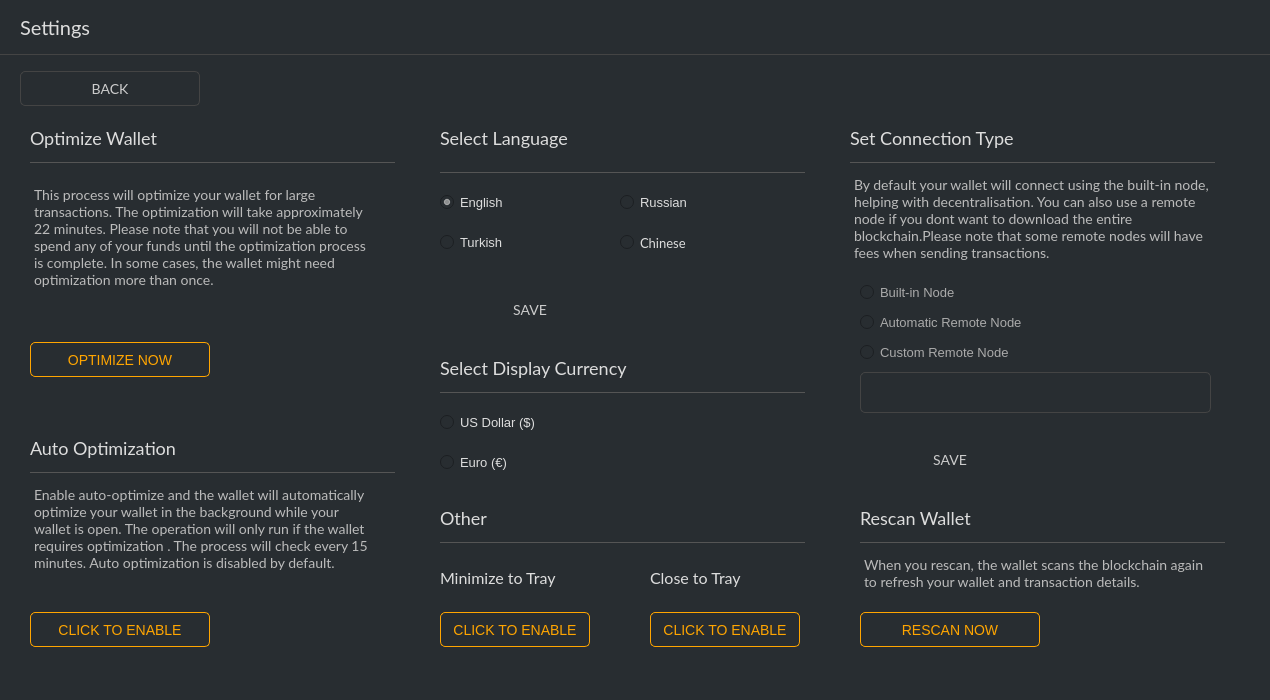
Qt form src/gui/ui/bankingframe2.ui (ConcealNetwork/conceal-desktop) before a commit.
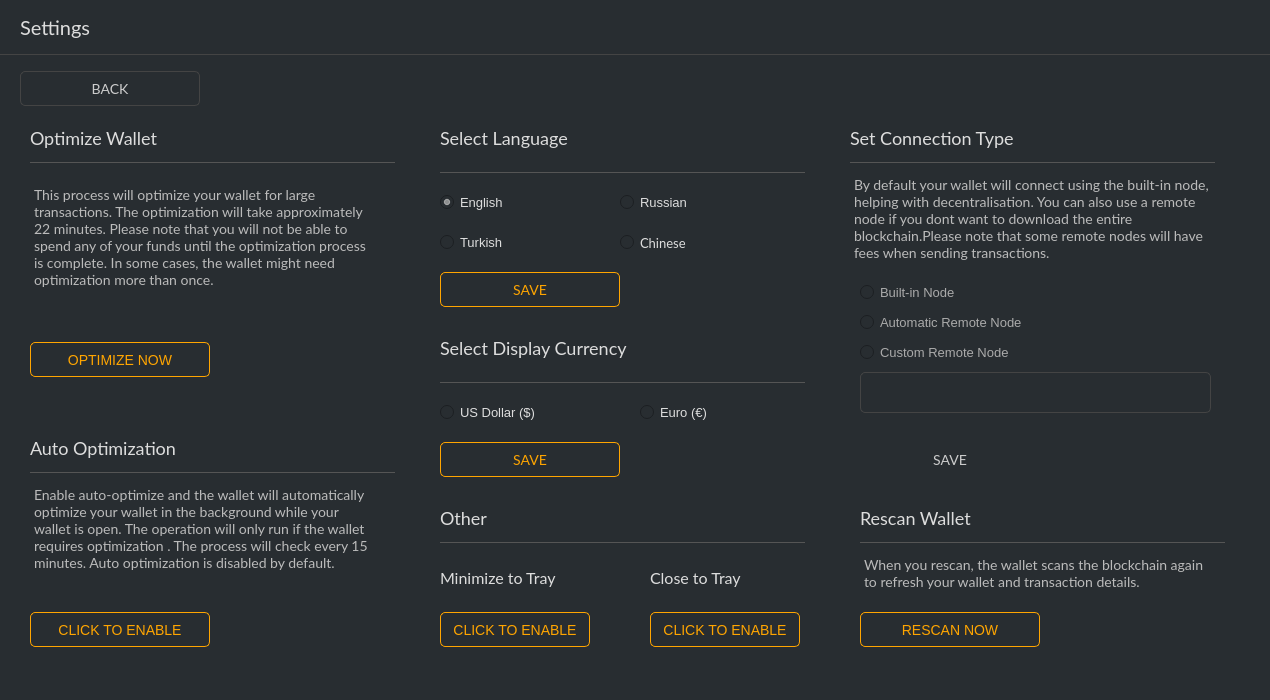
The same form after that commit. Icons and pictures are not drawn.

Commit message: Add save button to currency settings

Diff of the .ui file:
```diff
--- a/src/gui/ui/bankingframe2.ui
+++ b/src/gui/ui/bankingframe2.ui
@@ -998,7 +998,7 @@
         <property name="geometry">
          <rect>
           <x>420</x>
-          <y>270</y>
+          <y>260</y>
           <width>365</width>
           <height>1</height>
          </rect>
@@ -1014,7 +1014,7 @@
         <property name="geometry">
          <rect>
           <x>420</x>
-          <y>230</y>
+          <y>210</y>
           <width>311</width>
           <height>31</height>
          </rect>
@@ -1119,7 +1119,7 @@
         <property name="geometry">
          <rect>
           <x>420</x>
-          <y>170</y>
+          <y>150</y>
           <width>180</width>
           <height>35</height>
          </rect>
@@ -1145,49 +1145,7 @@
         <property name="styleSheet">
          <string notr="true">QPushButton#m_saveLanguageButton {color:orange; border: 1px solid orange; font-size: 14px; border-radius: 5px; font-family: 'Lato'; }
 
-QPushButton#m_saveLanguageButton:hover {color:#FFD700; border: 1px solid orange; font-size: 14px; border-radius: 5px; font-family: 'Lato'; }&lt;?xml version=&quot;1.0&quot; encoding=&quot;UTF-8&quot;?&gt;
-&lt;ui version=&quot;4.0&quot;&gt;
- &lt;widget name=&quot;__qt_fake_top_level&quot;&gt;
-  &lt;widget class=&quot;QPushButton&quot; name=&quot;m_saveButton&quot;&gt;
-   &lt;property name=&quot;geometry&quot;&gt;
-    &lt;rect&gt;
-     &lt;x&gt;840&lt;/x&gt;
-     &lt;y&gt;300&lt;/y&gt;
-     &lt;width&gt;180&lt;/width&gt;
-     &lt;height&gt;35&lt;/height&gt;
-    &lt;/rect&gt;
-   &lt;/property&gt;
-   &lt;property name=&quot;minimumSize&quot;&gt;
-    &lt;size&gt;
-     &lt;width&gt;180&lt;/width&gt;
-     &lt;height&gt;35&lt;/height&gt;
-    &lt;/size&gt;
-   &lt;/property&gt;
-   &lt;property name=&quot;maximumSize&quot;&gt;
-    &lt;size&gt;
-     &lt;width&gt;180&lt;/width&gt;
-     &lt;height&gt;35&lt;/height&gt;
-    &lt;/size&gt;
-   &lt;/property&gt;
-   &lt;property name=&quot;font&quot;&gt;
-    &lt;font&gt;
-     &lt;family&gt;Lato&lt;/family&gt;
-     &lt;pointsize&gt;-1&lt;/pointsize&gt;
-    &lt;/font&gt;
-   &lt;/property&gt;
-   &lt;property name=&quot;styleSheet&quot;&gt;
-    &lt;string notr=&quot;true&quot;&gt;QPushButton#m_saveButton {color:orange; border: 1px solid orange; font-size: 14px; border-radius: 5px; font-family: 'Lato'; }
-
-QPushButton#m_saveButton:hover {color:orange; border: 1px solid orange; font-size: 14px; border-radius: 5px; font-family: 'Lato'; }&lt;/string&gt;
-   &lt;/property&gt;
-   &lt;property name=&quot;text&quot;&gt;
-    &lt;string&gt;SAVE&lt;/string&gt;
-   &lt;/property&gt;
-  &lt;/widget&gt;
- &lt;/widget&gt;
- &lt;resources/&gt;
-&lt;/ui&gt;
-</string>
+QPushButton#m_saveLanguageButton:hover {color:#FFD700; border: 1px solid orange; font-size: 14px; border-radius: 5px; font-family: 'Lato'; }</string>
         </property>
         <property name="text">
          <string>SAVE</string>
@@ -1275,7 +1233,7 @@
         <property name="geometry">
          <rect>
           <x>420</x>
-          <y>290</y>
+          <y>280</y>
           <width>161</width>
           <height>21</height>
          </rect>
@@ -1295,8 +1253,8 @@
        <widget class="QRadioButton" name="m_eur">
         <property name="geometry">
          <rect>
-          <x>420</x>
-          <y>330</y>
+          <x>620</x>
+          <y>280</y>
           <width>161</width>
           <height>21</height>
          </rect>
@@ -1313,6 +1271,42 @@
          <string notr="true">buttonGroup_3</string>
         </attribute>
        </widget>
+       <widget class="QPushButton" name="m_saveCurrencyButton">
+        <property name="geometry">
+         <rect>
+          <x>420</x>
+          <y>320</y>
+          <width>180</width>
+          <height>35</height>
+         </rect>
+        </property>
+        <property name="minimumSize">
+         <size>
+          <width>180</width>
+          <height>35</height>
+         </size>
+        </property>
+        <property name="maximumSize">
+         <size>
+          <width>180</width>
+          <height>35</height>
+         </size>
+        </property>
+        <property name="font">
+         <font>
+          <family>Lato</family>
+          <pointsize>-1</pointsize>
+         </font>
+        </property>
+        <property name="styleSheet">
+         <string notr="true">QPushButton#m_saveCurrencyButton {color:orange; border: 1px solid orange; font-size: 14px; border-radius: 5px; font-family: 'Lato'; }
+
+QPushButton#m_saveCurrencyButton:hover {color:#FFD700; border: 1px solid orange; font-size: 14px; border-radius: 5px; font-family: 'Lato'; }</string>
+        </property>
+        <property name="text">
+         <string>SAVE</string>
+        </property>
+       </widget>
       </widget>
      </item>
     </layout>
```
Left out of the diff: 17 changed lines with no effect on the pictures. The commit also changes 2 other files.
